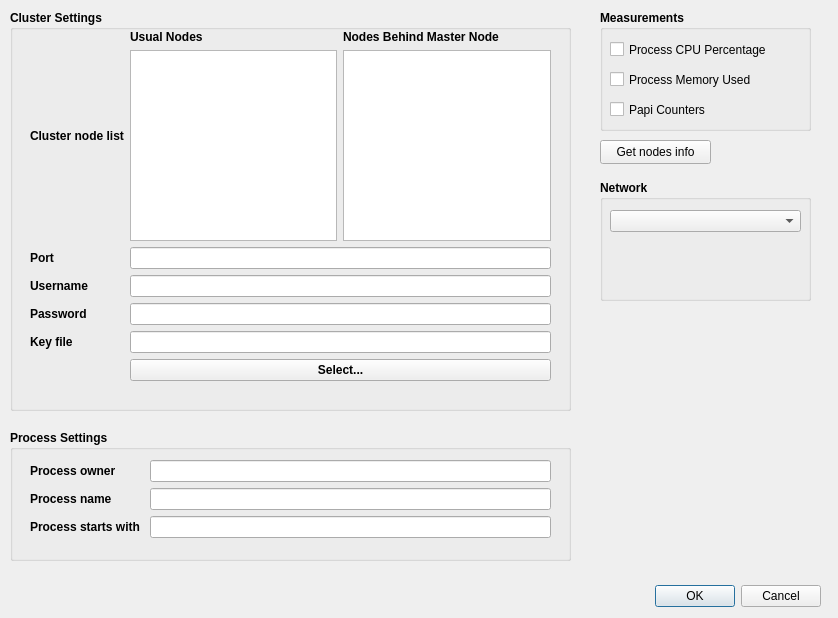
Before: the Qt Designer form src/MonitoringProcesses/view/ConfigurationWindow.ui in jmabuin/CPM, drawn with Qt 5.
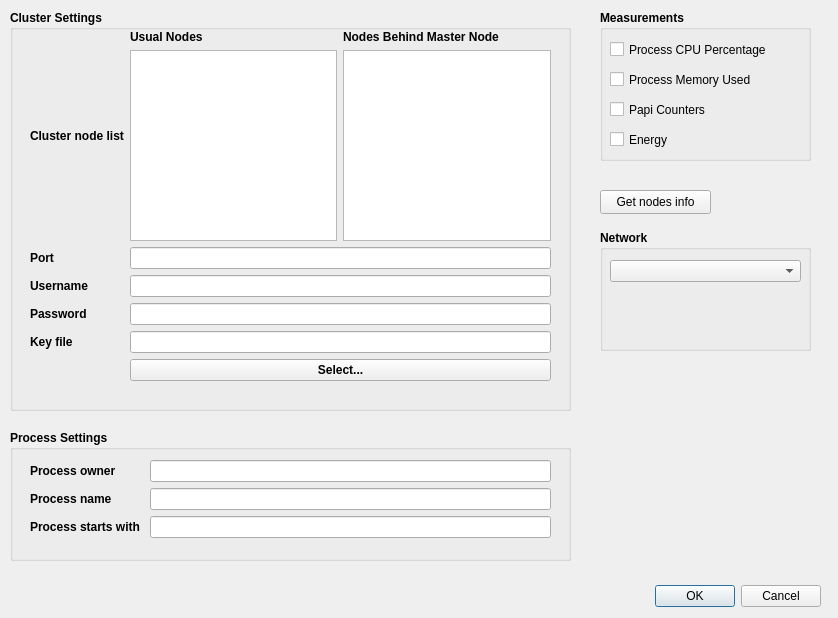
After: the same form once the commit is applied.

Commit message: RAPL Energy support added

Diff of the .ui file:
```diff
--- a/src/MonitoringProcesses/view/ConfigurationWindow.ui
+++ b/src/MonitoringProcesses/view/ConfigurationWindow.ui
@@ -274,7 +274,7 @@
      <x>600</x>
      <y>10</y>
      <width>211</width>
-     <height>121</height>
+     <height>151</height>
     </rect>
    </property>
    <property name="font">
@@ -343,12 +343,31 @@
      <string>Papi Counters</string>
     </property>
    </widget>
+   <widget class="QCheckBox" name="checkBox_Energy">
+    <property name="geometry">
+     <rect>
+      <x>10</x>
+      <y>120</y>
+      <width>181</width>
+      <height>19</height>
+     </rect>
+    </property>
+    <property name="font">
+     <font>
+      <weight>50</weight>
+      <bold>false</bold>
+     </font>
+    </property>
+    <property name="text">
+     <string>Energy</string>
+    </property>
+   </widget>
   </widget>
   <widget class="QPushButton" name="pushButton_NodesInfo">
    <property name="geometry">
     <rect>
      <x>600</x>
-     <y>140</y>
+     <y>190</y>
      <width>111</width>
      <height>24</height>
     </rect>
@@ -361,7 +380,7 @@
    <property name="geometry">
     <rect>
      <x>600</x>
-     <y>180</y>
+     <y>230</y>
      <width>211</width>
      <height>121</height>
     </rect>
```
The commit also changes 20 other files.
